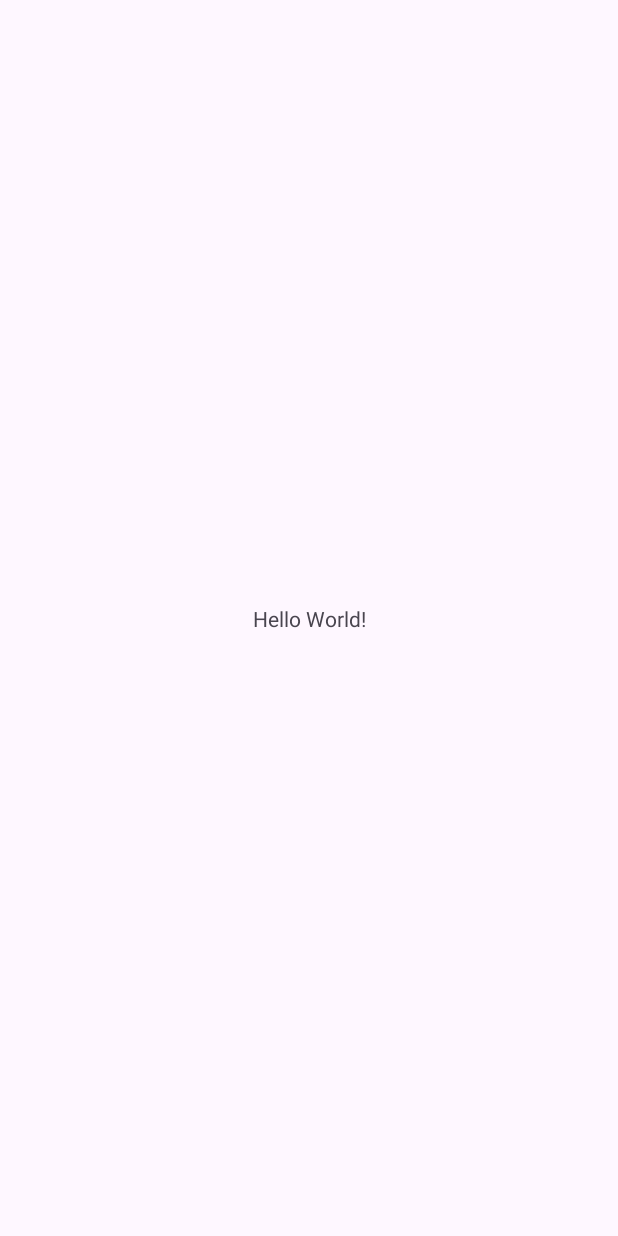
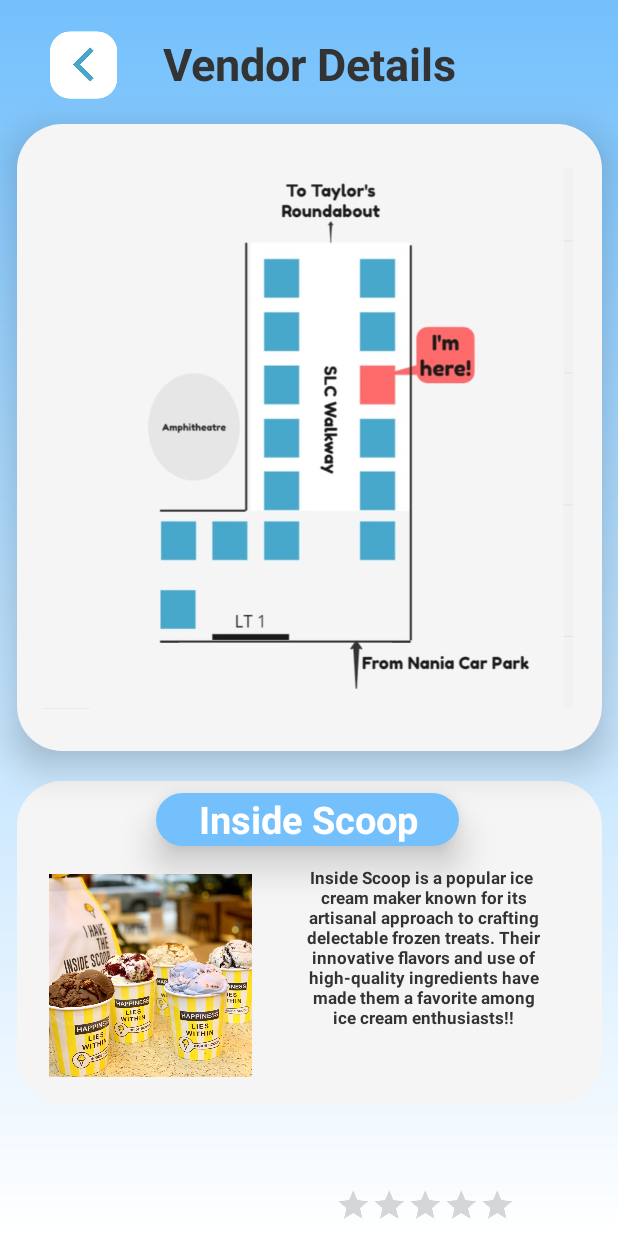
Before and after one commit to bonifacioronald/unify, an Android app: the screen it shows after launch (MainActivity), on a phone screen of 412 x 824 dp. Before the commit the screen is almost empty. Run offline under Robolectric (Android 15) with nearby library versions, the phone set to English and light mode, and no system bars.

Commit message:
I have added Vender Details page

```diff
--- /dev/null
+++ b/app/src/main/res/drawable/background_gradient.xml
@@ -0,0 +1,13 @@
+<?xml version="1.0" encoding="utf-8"?>
+<shape xmlns:android="http://schemas.android.com/apk/res/android" android:shape="rectangle" >
+
+    <gradient
+        android:angle="90"
+        android:endColor="@color/primary"
+        android:startColor="@color/secondary"
+        android:type="linear" />
+
+    <corners
+        android:radius="0dp"/>
+
+</shape>
--- /dev/null
+++ b/app/src/main/res/drawable/box.xml
@@ -0,0 +1,14 @@
+<?xml version="1.0" encoding="utf-8"?>
+<selector xmlns:android="http://schemas.android.com/apk/res/android">
+    <item>
+        <shape android:shape="rectangle">
+            <solid android:color="@color/background"/>
+            <corners android:radius="30dp"/>
+
+
+
+        </shape>
+
+    </item>
+
+</selector>
--- /dev/null
+++ b/app/src/main/res/drawable/title_box.xml
@@ -0,0 +1,14 @@
+<?xml version="1.0" encoding="utf-8"?>
+<selector xmlns:android="http://schemas.android.com/apk/res/android">
+    <item>
+        <shape android:shape="rectangle">
+            <solid android:color="@color/primary"/>
+            <corners android:radius="30dp"/>
+
+
+
+        </shape>
+
+    </item>
+
+</selector>
--- a/app/src/main/res/layout/activity_main.xml
+++ b/app/src/main/res/layout/activity_main.xml
@@ -4,15 +4,169 @@
     xmlns:tools="http://schemas.android.com/tools"
     android:layout_width="match_parent"
     android:layout_height="match_parent"
+    android:background="@drawable/background_gradient"
     tools:context=".MainActivity">
+
+    <TextView
+        android:id="@+id/textView2"
+        android:layout_width="390dp"
+        android:layout_height="215dp"
+        android:layout_marginTop="20dp"
+        android:background="@drawable/box"
+        app:layout_constraintEnd_toEndOf="parent"
+        app:layout_constraintStart_toStartOf="parent"
+        app:layout_constraintTop_toBottomOf="@+id/textView3"
+        tools:ignore="MissingConstraints" />
+
+    <TextView
+        android:id="@+id/textView4"
+        android:layout_width="202dp"
+        android:layout_height="35dp"
+        android:layout_marginStart="93dp"
+        android:layout_marginTop="7dp"
+        android:layout_marginEnd="95dp"
+        android:layout_marginBottom="172dp"
+        android:background="@drawable/title_box"
+        app:layout_constraintBottom_toBottomOf="@+id/textView2"
+        app:layout_constraintEnd_toEndOf="@+id/textView2"
+        app:layout_constraintHorizontal_bias="1.0"
+        app:layout_constraintStart_toStartOf="@+id/textView2"
+        app:layout_constraintTop_toTopOf="@+id/textView2"
+        app:layout_constraintVertical_bias="1.0"
+        android:elevation="15dp"
+        />
+
+    <TextView
+        android:id="@+id/textView"
+        android:layout_width="wrap_content"
+        android:layout_height="wrap_content"
+        android:layout_marginTop="22dp"
+        android:gravity="center"
+        android:text="Vendor Details"
+        android:textColor="@color/text"
+        android:textSize="30dp"
+        android:textStyle="bold"
+        app:layout_constraintEnd_toEndOf="parent"
+        app:layout_constraintStart_toStartOf="parent"
+        app:layout_constraintTop_toTopOf="parent" />
+
+    <TextView
+        android:id="@+id/textView3"
+        android:layout_width="390dp"
+        android:layout_height="418dp"
+        android:layout_marginTop="20dp"
+        android:background="@drawable/box"
+        app:layout_constraintEnd_toEndOf="parent"
+        app:layout_constraintStart_toStartOf="parent"
+        app:layout_constraintTop_toBottomOf="@+id/textView"
+        android:elevation="15dp"
+        />
+
 
     <TextView
         android:layout_width="wrap_content"
         android:layout_height="wrap_content"
-        android:text="Hello World!"
+        android:layout_marginTop="8dp"
+        android:text="Inside Scoop"
+        android:textColor="@color/secondary"
+        android:textSize="25dp"
+        android:textStyle="bold"
+        app:layout_constraintEnd_toEndOf="parent"
+        app:layout_constraintHorizontal_bias="0.498"
+        app:layout_constraintStart_toStartOf="parent"
+        app:layout_constraintTop_toTopOf="@+id/textView2"
+        android:elevation="15dp"/>
+
+    <ImageButton
+        android:id="@+id/imageButton"
+        android:layout_width="55dp"
+        android:layout_height="53dp"
+        android:layout_marginTop="16dp"
+        android:background="#00000000"
+        android:scaleType="fitCenter"
+        app:layout_constraintEnd_toStartOf="@+id/textView"
+        app:layout_constraintHorizontal_bias="0.49"
+        app:layout_constraintStart_toStartOf="parent"
+        app:layout_constraintTop_toTopOf="parent"
+        app:srcCompat="@drawable/back_button_icon"
+        tools:ignore="MissingConstraints" />
+
+    <androidx.constraintlayout.widget.Guideline
+        android:id="@+id/guideline"
+        android:layout_width="wrap_content"
+        android:layout_height="wrap_content"
+        android:orientation="vertical"
+        app:layout_constraintGuide_begin="20dp" />
+
+
+    <ImageView
+        android:id="@+id/imageView"
+        android:layout_width="354dp"
+        android:layout_height="384dp"
+        android:elevation="15dp"
+        android:src="@drawable/directory1"
+        android:visibility="visible"
+        app:layout_constraintBottom_toBottomOf="@+id/textView3"
+        app:layout_constraintEnd_toEndOf="@+id/textView3"
+        app:layout_constraintHorizontal_bias="0.472"
+        app:layout_constraintStart_toStartOf="@+id/textView3"
+        app:layout_constraintTop_toTopOf="@+id/textView3"
+        tools:visibility="visible" />
+
+    <ImageView
+        android:id="@+id/imageView2"
+        android:layout_width="135dp"
+        android:layout_height="148dp"
+        android:layout_marginStart="21dp"
+        android:layout_marginTop="12dp"
+        android:visibility="visible"
+        app:layout_constraintBottom_toBottomOf="parent"
+        app:layout_constraintStart_toStartOf="@+id/textView2"
+        app:layout_constraintTop_toBottomOf="@+id/textView4"
+        app:layout_constraintVertical_bias="0.0"
+        tools:ignore="MissingConstraints"
+        android:src="@drawable/insidescoop"
+        tools:visibility="visible"
+        />
+
+    <TextView
+        android:id="@+id/textView5"
+        android:layout_width="209dp"
+        android:layout_height="108dp"
+        android:layout_marginStart="9dp"
+        android:layout_marginTop="13dp"
+        android:text="Inside Scoop is a popular ice \n cream maker known for its \n
+artisanal approach to crafting \n delectable frozen treats. Their \n
+innovative flavors and use of \n high-quality ingredients have \n made them a favorite among
+\n ice cream enthusiasts!!
+"
+        android:textAlignment="center"
+        android:textColor="@color/text"
+        android:textSize="11sp"
+        android:textStyle="bold"
         app:layout_constraintBottom_toBottomOf="parent"
         app:layout_constraintEnd_toEndOf="parent"
-        app:layout_constraintStart_toStartOf="parent"
-        app:layout_constraintTop_toTopOf="parent" />
+        app:layout_constraintHorizontal_bias="0.0"
+        app:layout_constraintStart_toEndOf="@+id/imageView2"
+        app:layout_constraintTop_toBottomOf="@+id/textView4"
+        app:layout_constraintVertical_bias="0.0" />
+
+    <RatingBar
+        android:id="@+id/ratingBar1"
+        android:layout_width="238dp"
+        android:layout_height="43dp"
+        android:layout_marginTop="113dp"
+
+        android:scaleX="0.5"
+
+        android:scaleY="0.5"
+        app:layout_constraintBottom_toBottomOf="parent"
+        app:layout_constraintEnd_toEndOf="parent"
+        app:layout_constraintHorizontal_bias="0.934"
+        app:layout_constraintStart_toEndOf="@+id/imageView2"
+        app:layout_constraintStart_toStartOf="@+id/guideline"
+        app:layout_constraintTop_toTopOf="@+id/textView5"
+        app:layout_constraintVertical_bias="1.0" />
+
 
 </androidx.constraintlayout.widget.ConstraintLayout>
--- a/app/src/main/res/values-night/themes.xml
+++ b/app/src/main/res/values-night/themes.xml
@@ -1,6 +1,6 @@
 <resources xmlns:tools="http://schemas.android.com/tools">
     <!-- Base application theme. -->
-    <style name="Base.Theme.Mad_assignment2" parent="Theme.Material3.DayNight.NoActionBar">
+    <style name="Base.Theme.Mad_assignment2" parent="Theme.AppCompat.Light.NoActionBar">
         <!-- Customize your dark theme here. -->
         <!-- <item name="colorPrimary">@color/my_dark_primary</item> -->
     </style>
--- a/app/src/main/res/values/themes.xml
+++ b/app/src/main/res/values/themes.xml
@@ -1,6 +1,6 @@
 <resources xmlns:tools="http://schemas.android.com/tools">
     <!-- Base application theme. -->
-    <style name="Base.Theme.Mad_assignment2" parent="Theme.Material3.DayNight.NoActionBar">
+    <style name="Base.Theme.Mad_assignment2" parent="Theme.AppCompat.Light.NoActionBar">
         <!-- Customize your light theme here. -->
         <!-- <item name="colorPrimary">@color/my_light_primary</item> -->
     </style>
```
Also changed, not shown: app/src/main/res/drawable/back_button_icon.png (added), app/src/main/res/drawable/directory1.jpg (added), app/src/main/res/drawable/insidescoop.jpg (added).
